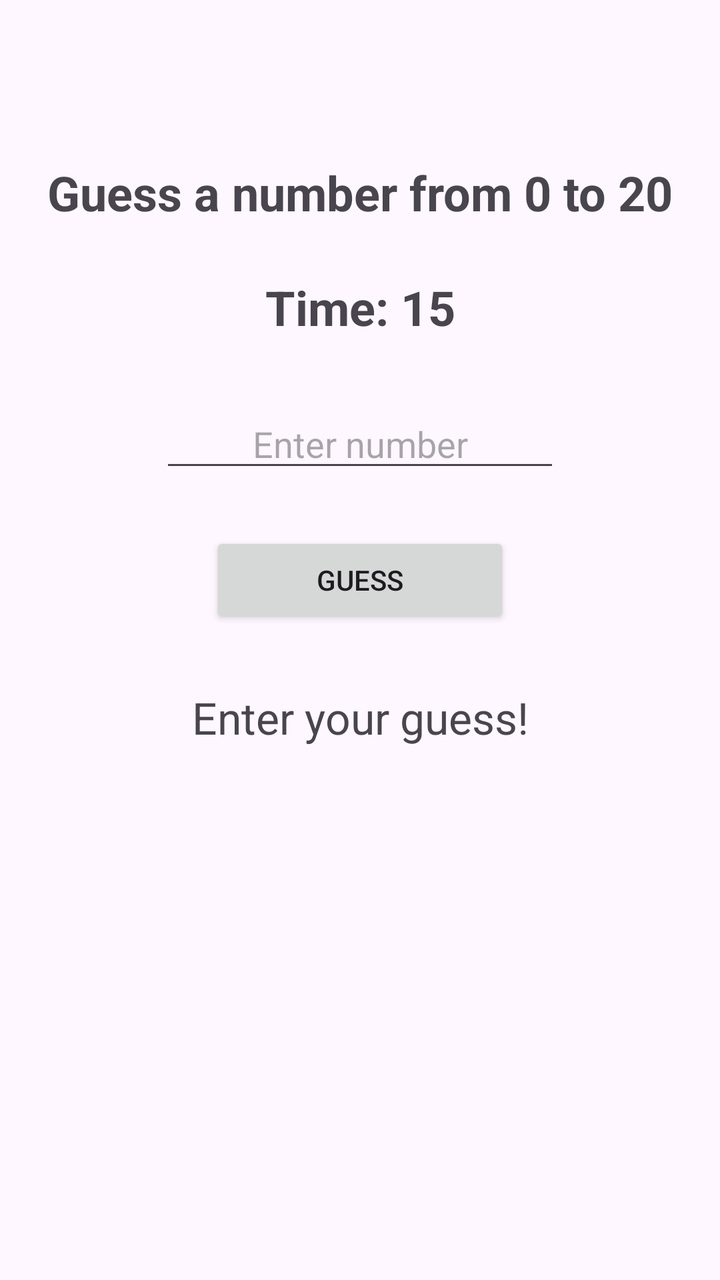
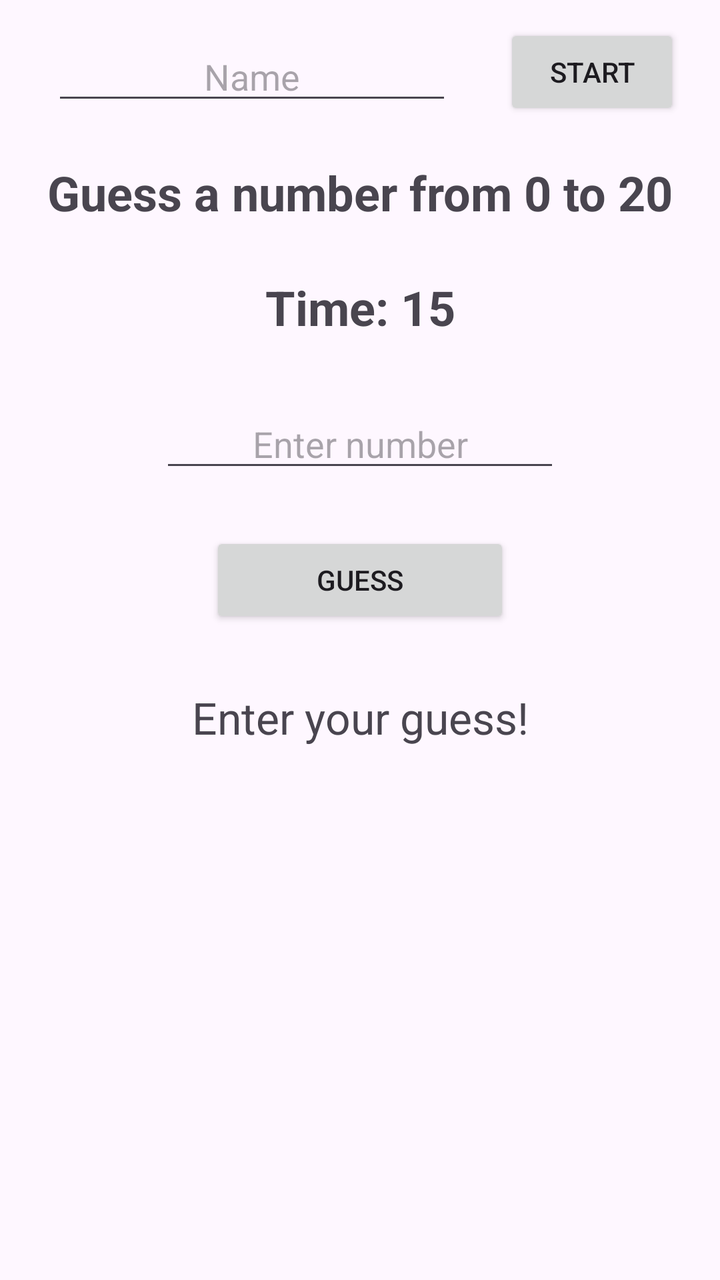

Before-and-after screenshots of an Android layout around one commit, followed by the original layout XML and the change that was made.
<!-- AndroidManifest.xml: application theme Theme.GuessTheNumber -->
<!-- res/layout/activity_main.xml -->
<?xml version="1.0" encoding="utf-8"?>
<androidx.constraintlayout.widget.ConstraintLayout
    xmlns:android="http://schemas.android.com/apk/res/android"
    xmlns:app="http://schemas.android.com/apk/res-auto"
    xmlns:tools="http://schemas.android.com/tools"
    android:layout_width="match_parent"
    android:layout_height="match_parent"
    tools:context=".MainActivity">

    <TextView
        android:id="@+id/textView"
        android:layout_width="wrap_content"
        android:layout_height="wrap_content"
        android:text="Guess a number from 0 to 20"
        android:textSize="24sp"
        android:textStyle="bold"
        app:layout_constraintTop_toTopOf="parent"
        app:layout_constraintStart_toStartOf="parent"
        app:layout_constraintEnd_toEndOf="parent"
        android:layout_marginTop="80dp" />

    <TextView
        android:id="@+id/timerText"
        android:layout_width="wrap_content"
        android:layout_height="wrap_content"
        android:text="Time: 15"
        android:textSize="24sp"
        android:textStyle="bold"
        app:layout_constraintTop_toBottomOf="@id/textView"
        app:layout_constraintStart_toStartOf="parent"
        app:layout_constraintEnd_toEndOf="parent"
        android:layout_marginTop="25dp" />

    <EditText
        android:id="@+id/editTextText"
        android:layout_width="200dp"
        android:layout_height="wrap_content"
        android:hint="Enter number"
        android:inputType="number"
        android:gravity="center"
        app:layout_constraintTop_toBottomOf="@id/timerText"
        app:layout_constraintStart_toStartOf="parent"
        app:layout_constraintEnd_toEndOf="parent"
        android:layout_marginTop="30dp" />

    <Button
        android:id="@+id/button"
        android:layout_width="150dp"
        android:layout_height="wrap_content"
        android:text="GUESS"
        app:layout_constraintTop_toBottomOf="@id/editTextText"
        app:layout_constraintStart_toStartOf="parent"
        app:layout_constraintEnd_toEndOf="parent"
        android:layout_marginTop="25dp" />

    <TextView
        android:id="@+id/textView2"
        android:layout_width="wrap_content"
        android:layout_height="wrap_content"
        android:text="Enter your guess!"
        android:textSize="22sp"
        app:layout_constraintTop_toBottomOf="@id/button"
        app:layout_constraintStart_toStartOf="parent"
        app:layout_constraintEnd_toEndOf="parent"
        android:layout_marginTop="30dp" />

</androidx.constraintlayout.widget.ConstraintLayout>
<!-- resources referenced by this layout -->
<resources>
  <style name="Theme.GuessTheNumber" parent="Base.Theme.GuessTheNumber" />
  <style name="Base.Theme.GuessTheNumber" parent="Theme.Material3.DayNight.NoActionBar">
          
          
      </style>
</resources>

<!-- the commit's change to res/layout/activity_main.xml (unified diff, before → after) -->
@@ -64,4 +64,27 @@
         app:layout_constraintEnd_toEndOf="parent"
         android:layout_marginTop="30dp" />
 
+    <EditText
+        android:id="@+id/name"
+        android:layout_width="200dp"
+        android:layout_height="wrap_content"
+        android:layout_marginTop="16dp"
+        android:ems="10"
+        android:inputType="text"
+        android:hint="Name"
+        android:gravity="center"
+        app:layout_constraintTop_toTopOf="parent"
+        app:layout_constraintStart_toStartOf="parent"
+        app:layout_constraintEnd_toStartOf="@id/startbt" />
+
+    <Button
+        android:id="@+id/startbt"
+        android:layout_width="wrap_content"
+        android:layout_height="wrap_content"
+        android:layout_marginTop="12dp"
+        android:layout_marginEnd="20dp"
+        android:text="START"
+        app:layout_constraintEnd_toEndOf="parent"
+        app:layout_constraintTop_toTopOf="parent" />
+
 </androidx.constraintlayout.widget.ConstraintLayout>
